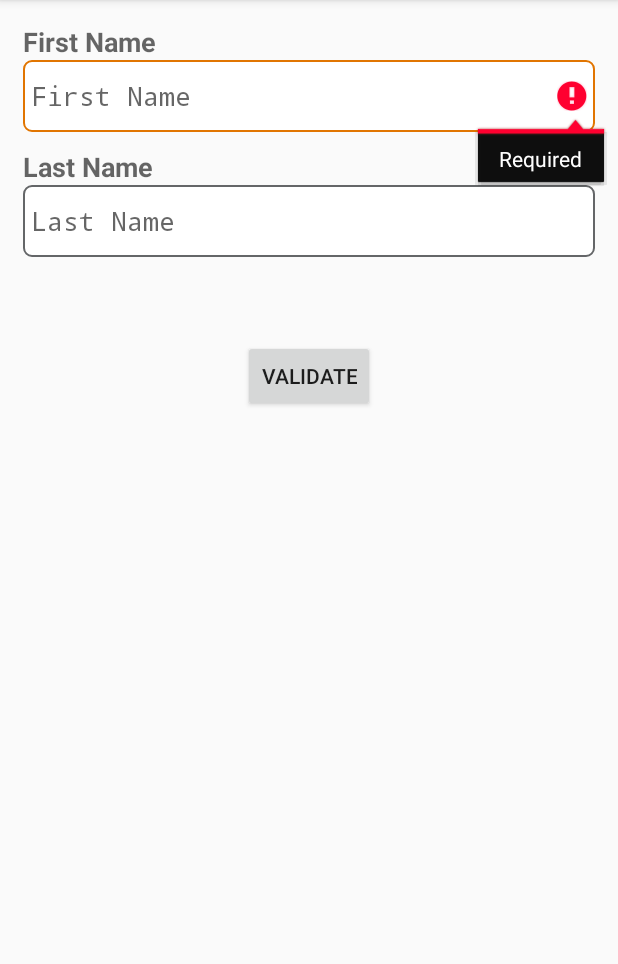
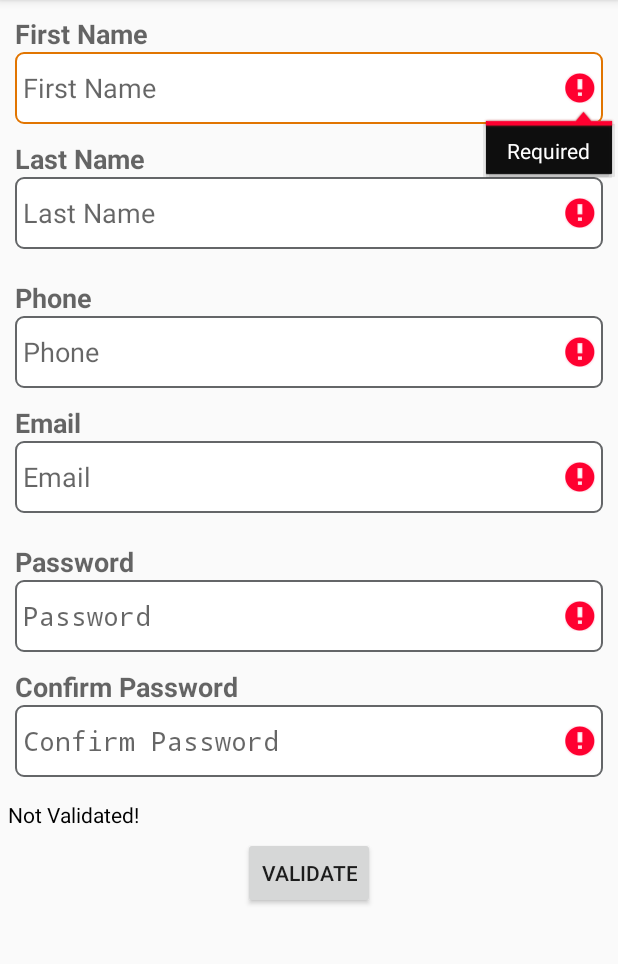
Before and after one commit to jampez77/sidebyside, an Android app: the screen it shows after launch (MainActivity), after a tap on "VALIDATE", on a phone screen of 412 x 824 dp, the part 84-1048 px from its top. Run offline under Robolectric (Android 15) with nearby library versions, the phone set to English and light mode, and no system bars.

```diff
--- a/app/src/main/java/com/jampez/sidebysideexample/MainActivity.java
+++ b/app/src/main/java/com/jampez/sidebysideexample/MainActivity.java
@@ -13,18 +13,21 @@ import com.jampez.sidebyside.SideBySideView;
 
 public class MainActivity extends AppCompatActivity {
 
+    SideBySideView names, contactInfo, passwords;
+
     @Override
     protected void onCreate(Bundle savedInstanceState) {
         super.onCreate(savedInstanceState);
         setContentView(R.layout.activity_main);
 
         final TextView text = findViewById(R.id.text);
-        final SideBySideView names = findViewById(R.id.names);
+        names = findViewById(R.id.names);
+        contactInfo = findViewById(R.id.contact_info);
+        passwords = findViewById(R.id.password);
         names.setLeftInputListener(new TextWatcher() {
             @Override public void beforeTextChanged(CharSequence s, int start, int count, int after) { }
             @Override public void onTextChanged(CharSequence s, int start, int before, int count) { }
-            @Override
-            public void afterTextChanged(Editable s) {
+            @Override public void afterTextChanged(Editable s) {
                 text.setText(s.toString());
             }
         });
@@ -33,8 +36,15 @@ public class MainActivity extends AppCompatActivity {
         validate.setOnClickListener(new View.OnClickListener() {
             @Override
             public void onClick(View v) {
-                if(names.isValid()){
+
+                boolean namesValid = names.isValid();
+                boolean contactInfoValid = contactInfo.isValid();
+                boolean passwordsValid = passwords.isValid();
+
+                if(namesValid && contactInfoValid && passwordsValid){
                     text.setText("Validated!");
+                }else{
+                    text.setText("Not Validated!");
                 }
             }
         });
--- a/app/src/main/res/layout/activity_main.xml
+++ b/app/src/main/res/layout/activity_main.xml
@@ -1,9 +1,13 @@
 <?xml version="1.0" encoding="utf-8"?>
-<LinearLayout xmlns:android="http://schemas.android.com/apk/res/android"
+<ScrollView xmlns:android="http://schemas.android.com/apk/res/android"
     xmlns:app="http://schemas.android.com/apk/res-auto"
-    xmlns:tools="http://schemas.android.com/tools"
     android:layout_width="match_parent"
     android:layout_height="match_parent"
+    xmlns:tools="http://schemas.android.com/tools">
+
+    <LinearLayout
+        android:layout_width="match_parent"
+        android:layout_height="wrap_content"
         android:orientation="vertical"
         tools:context=".MainActivity">
 
@@ -14,13 +18,41 @@
             app:leftText="@string/first_name"
             app:rightText="@string/last_name"
             app:textAppearance="?android:attr/textAppearanceMedium"
-        android:padding="5dp"
-        android:layout_marginBottom="10dp"
             app:textViewTextStyle="bold"
             app:leftInput="EditText"
-        app:rightSpinnerEntries="@array/planets_array"
             app:rightInput="EditText"
             app:leftRequired="true"
+            app:rightRequired="true"
+            app:leftEditInputType="textPersonName"
+            app:rightEditInputType="textPersonName"/>
+
+        <com.jampez.sidebyside.SideBySideView
+            android:id="@+id/contact_info"
+            android:layout_width="match_parent"
+            android:layout_height="wrap_content"
+            app:leftText="@string/phone"
+            app:rightText="@string/email"
+            app:textAppearance="?android:attr/textAppearanceMedium"
+            app:textViewTextStyle="bold"
+            app:leftInput="EditText"
+            app:rightInput="EditText"
+            app:leftRequired="true"
+            app:rightRequired="true"
+            app:leftEditInputType="phone"
+            app:rightEditInputType="textEmailAddress"/>
+
+        <com.jampez.sidebyside.SideBySideView
+            android:id="@+id/password"
+            android:layout_width="match_parent"
+            android:layout_height="wrap_content"
+            app:leftText="@string/password"
+            app:rightText="@string/confirm_password"
+            app:textAppearance="?android:attr/textAppearanceMedium"
+            app:textViewTextStyle="bold"
+            app:leftInput="EditText"
+            app:rightInput="EditText"
+            app:leftRequired="true"
+            app:rightRequired="true"
             app:leftEditInputType="textPassword"
             app:rightEditInputType="textPassword"/>
 
@@ -39,3 +71,5 @@
             android:layout_height="wrap_content" />
 
     </LinearLayout>
+
+</ScrollView>
--- a/sidebyside/src/main/java/com/jampez/sidebyside/SideBySideView.java
+++ b/sidebyside/src/main/java/com/jampez/sidebyside/SideBySideView.java
@@ -162,7 +162,7 @@ public class SideBySideView extends LinearLayout implements DatePickerDialog.OnD
                     @Override public void onTextChanged(CharSequence s, int start, int before, int count) { }
                     @Override public void afterTextChanged(Editable s) {
                         leftEditTextText = s.toString();
-                        validEditText(leftET, s.toString(), leftEditInputType);
+                        validEditText(leftET, s.toString(), leftEditInputType, leftRequired);
                     }
                 });
 
@@ -292,7 +292,7 @@ public class SideBySideView extends LinearLayout implements DatePickerDialog.OnD
                     @Override public void onTextChanged(CharSequence s, int start, int before, int count) { }
                     @Override public void afterTextChanged(Editable s) {
                         rightEditTextText = s.toString();
-                        validEditText(rightET, s.toString(), rightEditInputType);
+                        validEditText(rightET, s.toString(), rightEditInputType, rightRequired);
                     }
                 });
 
@@ -419,47 +419,30 @@ public class SideBySideView extends LinearLayout implements DatePickerDialog.OnD
 
     @SuppressWarnings("unused")
     public boolean isValid(){
+        boolean isValid = true;
 
-        boolean leftIsValid = (leftInput() != null && leftInput().length() > 0);
-        boolean rightIsValid = (rightInput() != null && rightInput().length() > 0);
+        boolean leftIsValid = validEditText(leftET, leftET.getText().toString(), leftEditInputType, leftRequired);
+        boolean rightIsValid = validEditText(rightET, rightET.getText().toString(), rightEditInputType, rightRequired);
 
         boolean bothRequired = (leftRequired && rightRequired);
 
-        //set left validation
-        if(leftRequired && !leftIsValid)
-            setLeftError("Required");
-        else
-            setLeftError(null);
-
-        if(!validEditText(leftET, leftET.getText().toString(), leftEditInputType))
-            return false;
-
-        if (!validEditText(rightET, rightET.getText().toString(), rightEditInputType))
-            return false;
-
-        //set right validation
-        if(rightRequired && !rightIsValid)
-            setRightError("Required");
-        else
-            setRightError(null);
-
         //left and right
         if(bothRequired)
-            return (leftIsValid && rightIsValid);
+            isValid = (leftIsValid && rightIsValid);
         else {
             //left only
             if (leftRequired)
-                return leftIsValid;
+                isValid = leftIsValid;
             //right only
             if (rightRequired)
-                return rightIsValid;
+                isValid = rightIsValid;
         }
-        return true;
+        return isValid;
     }
 
     private void validation(){
-        validEditText(leftET, leftET.getText().toString(), leftEditInputType);
-        validEditText(rightET, rightET.getText().toString(), rightEditInputType);
+        validEditText(leftET, leftET.getText().toString(), leftEditInputType, leftRequired);
+        validEditText(rightET, rightET.getText().toString(), rightEditInputType, rightRequired);
     }
 
     private boolean validEditTextPasswords(){
@@ -467,25 +450,31 @@ public class SideBySideView extends LinearLayout implements DatePickerDialog.OnD
         if(rightEditInputType.contains("Password") && leftEditInputType.contains("Password")){
             if(((rightEditTextText != null && rightEditTextText.length() > 0) || (leftEditTextText != null && leftEditTextText.length() > 0)) && (rightEditTextText != null && !rightEditTextText.equals(leftEditTextText))) {
                 rightET.setError("'" + leftET.getHint().toString() + "' does not match '" + rightET.getHint().toString() + "'");
-                return false;
+                return true;
             }else {
                 rightET.setError(null);
-                return true;
+                return false;
             }
         }
-        return true;
+        return false;
     }
 
-    private boolean validEditText(EditText editText, String input, String inputType){
+    private boolean validEditText(EditText editText, String input, String inputType, boolean isRequired){
+        boolean isValid = true;
+        boolean validEmail = isValidEmail(input);
 
-        validEditTextPasswords();
-        if(input.length() > 0){
-            boolean validEmail = isValidEmail(input);
+        if(isRequired && (input == null || input.length() == 0)) {
+            editText.setError("Required");
+            isValid = false;
+        }else if(input.length() > 0 && inputType.contains("EmailAddress") && !validEmail) {
+            editText.setError("Invalid Email Address");
+            isValid = false;
+        }else if(validEditTextPasswords()){
+            return false;
+        } else
+            editText.setError(null);
 
-            editText.setError((inputType.contains("EmailAddress") && !validEmail ? "Invalid Email Address" : null));
-            return validEmail;
-        }
-        return false;
+        return isValid;
     }
 
     @SuppressWarnings("unused")
--- a/sidebyside/src/main/res/values/strings.xml
+++ b/sidebyside/src/main/res/values/strings.xml
@@ -3,4 +3,8 @@
     <string name="validate">Validate</string>
     <string name="first_name">First Name</string>
     <string name="last_name">Last Name</string>
+    <string name="phone">Phone</string>
+    <string name="email">Email</string>
+    <string name="password">Password</string>
+    <string name="confirm_password">Confirm Password</string>
 </resources>
```
Also changed, not shown: 1 other file. Lines whose indentation alone changed are shown as unchanged.
